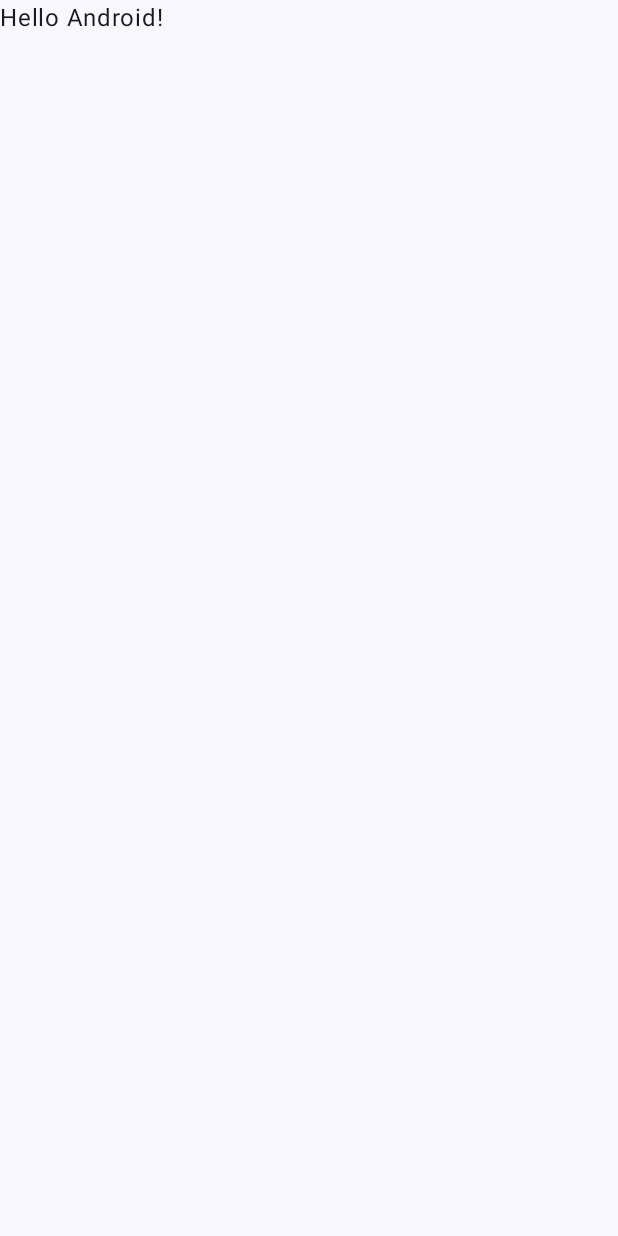
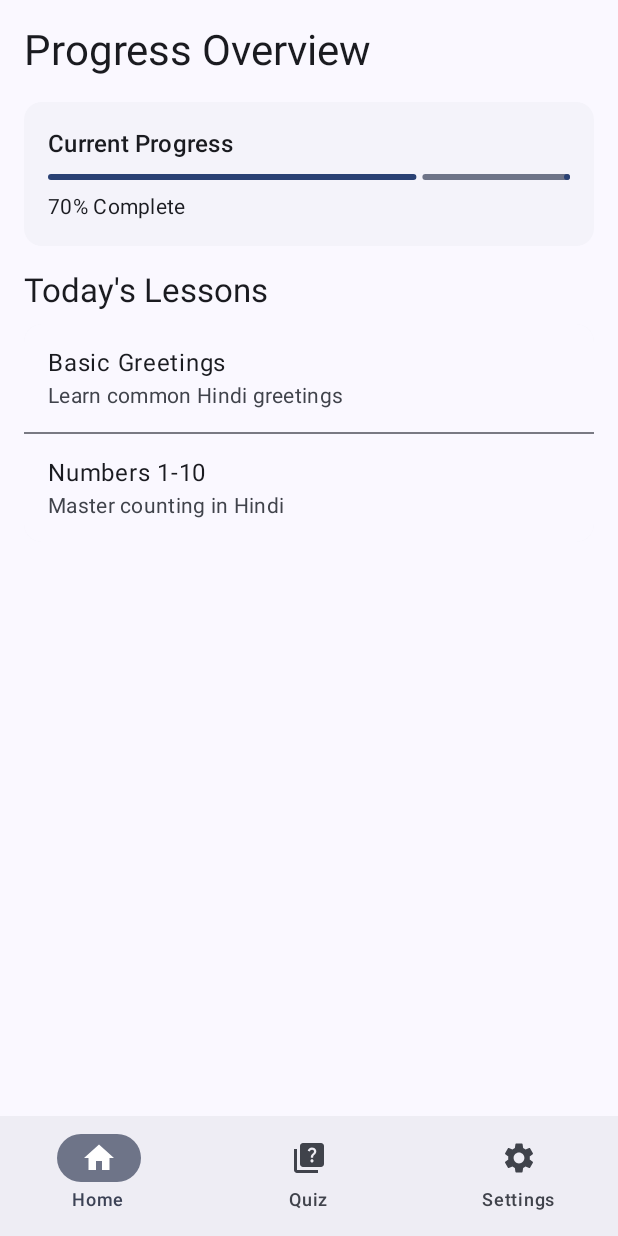
Before and after one commit to HaciVeliKarakus/MeraDostApp, an Android app built with Jetpack Compose: the screen it shows after launch (MainActivity), on a phone screen of 412 x 824 dp. Before the commit the screen is almost empty. Run offline under Robolectric (Android 15) with nearby library versions, the phone set to English and light mode, and no system bars.

Commit message:
bottom bar added

```diff
--- a/app/build.gradle.kts
+++ b/app/build.gradle.kts
@@ -56,4 +56,6 @@ dependencies {
     androidTestImplementation(libs.androidx.ui.test.junit4)
     debugImplementation(libs.androidx.ui.tooling)
     debugImplementation(libs.androidx.ui.test.manifest)
+    implementation(libs.androidx.navigation.compose)
+    implementation(libs.androidx.material.icons.extended)
 }
--- a/app/src/main/java/io/hvk/meradostapp/MainActivity.kt
+++ b/app/src/main/java/io/hvk/meradostapp/MainActivity.kt
@@ -4,13 +4,17 @@ import android.os.Bundle
 import androidx.activity.ComponentActivity
 import androidx.activity.compose.setContent
 import androidx.activity.enableEdgeToEdge
-import androidx.compose.foundation.layout.fillMaxSize
 import androidx.compose.foundation.layout.padding
-import androidx.compose.material3.Scaffold
-import androidx.compose.material3.Text
-import androidx.compose.runtime.Composable
+import androidx.compose.material3.*
+import androidx.compose.runtime.*
 import androidx.compose.ui.Modifier
-import androidx.compose.ui.tooling.preview.Preview
+import androidx.navigation.compose.NavHost
+import androidx.navigation.compose.composable
+import androidx.navigation.compose.currentBackStackEntryAsState
+import androidx.navigation.compose.rememberNavController
+import io.hvk.meradostapp.navigation.BottomNavItem
+import io.hvk.meradostapp.navigation.Screen
+import io.hvk.meradostapp.ui.screens.*
 import io.hvk.meradostapp.ui.theme.MeraDostAppTheme
 
 class MainActivity : ComponentActivity() {
@@ -19,29 +23,50 @@ class MainActivity : ComponentActivity() {
         enableEdgeToEdge()
         setContent {
             MeraDostAppTheme {
-                Scaffold(modifier = Modifier.fillMaxSize()) { innerPadding ->
-                    Greeting(
-                        name = "Android",
-                        modifier = Modifier.padding(innerPadding)
-                    )
-                }
+                MainScreen()
             }
         }
     }
 }
 
+@OptIn(ExperimentalMaterial3Api::class)
 @Composable
-fun Greeting(name: String, modifier: Modifier = Modifier) {
-    Text(
-        text = "Hello $name!",
-        modifier = modifier
-    )
-}
+fun MainScreen() {
+    val navController = rememberNavController()
+    val navBackStackEntry by navController.currentBackStackEntryAsState()
+    val currentRoute = navBackStackEntry?.destination?.route
 
-@Preview(showBackground = true)
-@Composable
-fun GreetingPreview() {
-    MeraDostAppTheme {
-        Greeting("Android")
+    Scaffold(
+        bottomBar = {
+            NavigationBar {
+                listOf(
+                    BottomNavItem.Home,
+                    BottomNavItem.Quiz,
+                    BottomNavItem.Settings
+                ).forEach { item ->
+                    NavigationBarItem(
+                        icon = { Icon(item.icon, contentDescription = item.title) },
+                        label = { Text(item.title) },
+                        selected = currentRoute == item.route,
+                        onClick = {
+                            navController.navigate(item.route) {
+                                popUpTo(navController.graph.startDestinationId)
+                                launchSingleTop = true
+                            }
+                        }
+                    )
+                }
+            }
+        }
+    ) { innerPadding ->
+        NavHost(
+            navController = navController,
+            startDestination = Screen.Home.route,
+            modifier = Modifier.padding(innerPadding)
+        ) {
+            composable(Screen.Home.route) { HomeScreen() }
+            composable(Screen.Quiz.route) { QuizScreen() }
+            composable(Screen.Settings.route) { SettingsScreen() }
+        }
     }
 }
--- /dev/null
+++ b/app/src/main/java/io/hvk/meradostapp/navigation/BottomNavItem.kt
@@ -0,0 +1,29 @@
+package io.hvk.meradostapp.navigation
+
+import androidx.compose.material.icons.Icons
+import androidx.compose.material.icons.filled.Home
+import androidx.compose.material.icons.filled.Quiz
+import androidx.compose.material.icons.filled.Settings
+import androidx.compose.ui.graphics.vector.ImageVector
+
+sealed class BottomNavItem(
+    val route: String,
+    val icon: ImageVector,
+    val title: String
+) {
+    object Home : BottomNavItem(
+        route = Screen.Home.route,
+        icon = Icons.Default.Home,
+        title = "Home"
+    )
+    object Quiz : BottomNavItem(
+        route = Screen.Quiz.route,
+        icon = Icons.Default.Quiz,
+        title = "Quiz"
+    )
+    object Settings : BottomNavItem(
+        route = Screen.Settings.route,
+        icon = Icons.Default.Settings,
+        title = "Settings"
+    )
+}
--- /dev/null
+++ b/app/src/main/java/io/hvk/meradostapp/navigation/Screen.kt
@@ -0,0 +1,7 @@
+package io.hvk.meradostapp.navigation
+
+sealed class Screen(val route: String) {
+    object Home : Screen("home")
+    object Quiz : Screen("quiz")
+    object Settings : Screen("settings")
+}
--- /dev/null
+++ b/app/src/main/java/io/hvk/meradostapp/ui/screens/HomeScreen.kt
@@ -0,0 +1,72 @@
+package io.hvk.meradostapp.ui.screens
+
+import androidx.compose.foundation.layout.*
+import androidx.compose.material3.*
+import androidx.compose.runtime.Composable
+import androidx.compose.ui.Modifier
+import androidx.compose.ui.unit.dp
+
+@Composable
+fun HomeScreen() {
+    Column(
+        modifier = Modifier
+            .fillMaxSize()
+            .padding(16.dp)
+    ) {
+        Text(
+            text = "Progress Overview",
+            style = MaterialTheme.typography.headlineMedium
+        )
+        Spacer(modifier = Modifier.height(16.dp))
+
+        // Progress Card
+        ElevatedCard(
+            modifier = Modifier.fillMaxWidth()
+        ) {
+            Column(
+                modifier = Modifier.padding(16.dp)
+            ) {
+                Text(
+                    text = "Current Progress",
+                    style = MaterialTheme.typography.titleMedium
+                )
+                LinearProgressIndicator(
+                    progress = 0.7f,
+                    modifier = Modifier
+                        .fillMaxWidth()
+                        .padding(vertical = 8.dp)
+                )
+                Text(
+                    text = "70% Complete",
+                    style = MaterialTheme.typography.bodyMedium
+                )
+            }
+        }
+
+        Spacer(modifier = Modifier.height(16.dp))
+
+        // Lessons Section
+        Text(
+            text = "Today's Lessons",
+            style = MaterialTheme.typography.titleLarge
+        )
+        Spacer(modifier = Modifier.height(8.dp))
+
+        // Sample Lessons List
+        ElevatedCard(
+            modifier = Modifier.fillMaxWidth()
+        ) {
+            Column {
+                ListItem(
+                    headlineContent = { Text("Basic Greetings") },
+                    supportingContent = { Text("Learn common Hindi greetings") }
+                )
+                Divider()
+                ListItem(
+                    headlineContent = { Text("Numbers 1-10") },
+                    supportingContent = { Text("Master counting in Hindi") }
+                )
+            }
+        }
+    }
+}
```
Also changed, not shown: app/src/main/java/io/hvk/meradostapp/ui/screens/QuizScreen.kt (added, +49 -0 lines), app/src/main/java/io/hvk/meradostapp/ui/screens/SettingsScreen.kt (added, +53 -0 lines), gradle/libs.versions.toml (+6 -2 lines).
